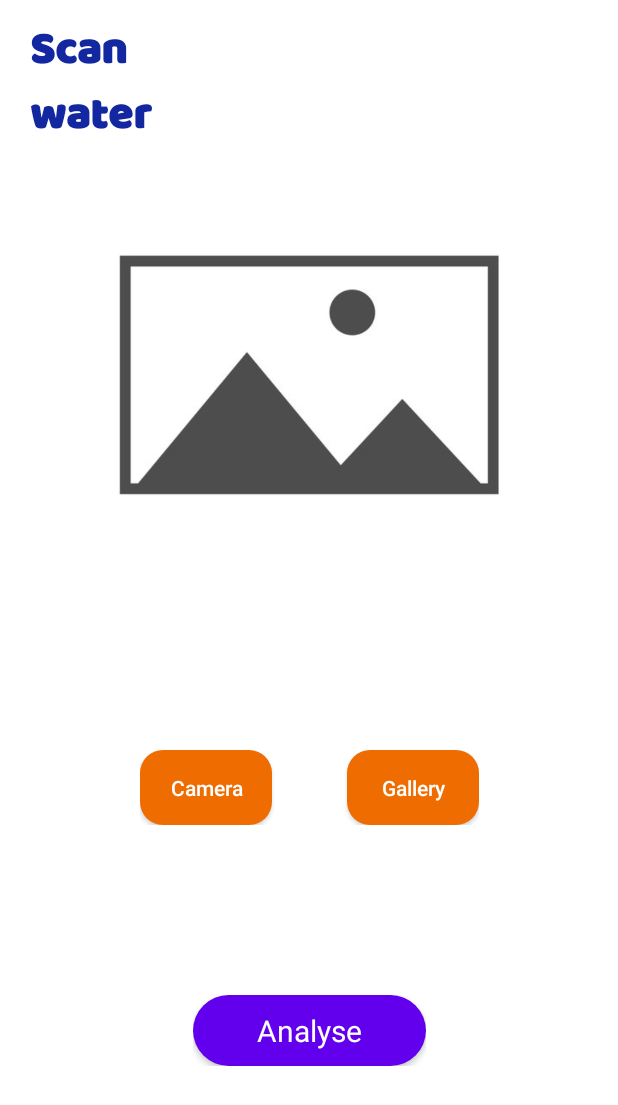
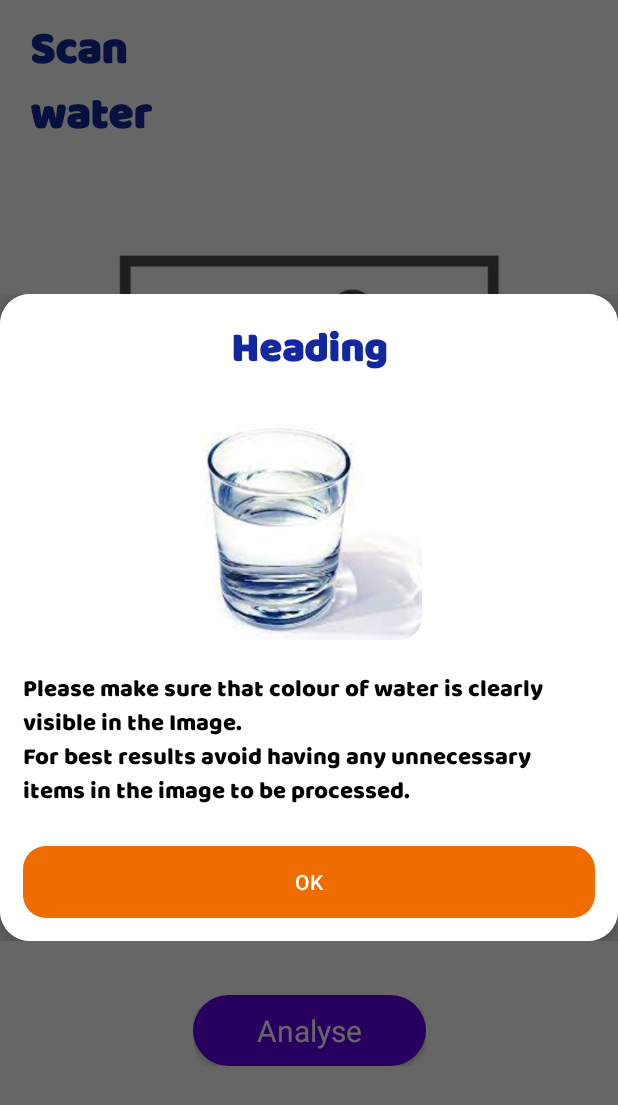
Before and after one commit to AnuragRanjan2003/Aqua-Pure, an Android app: the fragment ImageFragment placed in its activity, on a phone screen of 412 x 824 dp. Shown: the top 1105 px of the screen. Run offline under Robolectric (Android 15) with nearby library versions, the phone set to English and light mode, and no system bars; our stand-ins replace CircleImageView, Firebase (no records; nobody signed in at launch, a user with empty details on screens opened directly); pictures from the network do not load; Roboto replaces fonts that are not available here; 4 statements that could not run were skipped.

Commit message:
Alert Dialog

```diff
--- a/app/src/main/java/com/example/waterquality/AnalysisFragment.kt
+++ b/app/src/main/java/com/example/waterquality/AnalysisFragment.kt
@@ -64,7 +64,8 @@ class AnalysisFragment : Fragment() {
                 target: Target<Drawable?>?,
                 isFirstResource: Boolean
             ): Boolean {
-                TODO("Not yet implemented")
+                Glide.with(this@AnalysisFragment).load(R.drawable.img_place_holder).into(binding.image)
+                return false
             }
 
             override fun onResourceReady(
--- a/app/src/main/java/com/example/waterquality/ImageFragment.kt
+++ b/app/src/main/java/com/example/waterquality/ImageFragment.kt
@@ -1,8 +1,11 @@
 package com.example.waterquality
 
 import android.app.Activity
+import android.app.AlertDialog
 import android.content.Intent
 import android.graphics.BitmapFactory
+import android.graphics.Color
+import android.graphics.drawable.ColorDrawable
 import android.net.Uri
 import android.os.Build
 import android.os.Bundle
@@ -15,6 +18,7 @@ import android.view.ViewGroup
 import android.webkit.MimeTypeMap
 import androidx.annotation.RequiresApi
 import androidx.appcompat.app.AppCompatActivity
+import androidx.appcompat.widget.AppCompatButton
 import androidx.core.content.FileProvider
 import androidx.core.net.toUri
 import androidx.fragment.app.Fragment
@@ -55,6 +59,7 @@ class ImageFragment : Fragment() {
     private lateinit var communicator: Communicator
     private var uri: Uri? = null
     private lateinit var pbtn: View
+    private lateinit var dialog: AlertDialog
 
 
     override fun onCreate(savedInstanceState: Bundle?) {
@@ -75,7 +80,13 @@ class ImageFragment : Fragment() {
         communicator = activity as Communicator
 
         pbtn = binding.root.findViewById(R.id.analyze_btn)
+        makeDialog()
 
+        dialog.show()
+
+        dialog.findViewById<AppCompatButton>(R.id.ad_ok).setOnClickListener {
+            dialog.dismiss()
+        }
         viewModel = ViewModelProvider(this)[AnalysisFragmentViewModel::class.java]
         binding.cameraBtn.setOnClickListener {
             val intent = Intent(MediaStore.ACTION_IMAGE_CAPTURE)
@@ -105,7 +116,8 @@ class ImageFragment : Fragment() {
 
 
         pbtn.setOnClickListener {
-            val progressBtn = ProgressButton((activity as AppCompatActivity).applicationContext,pbtn, "Analyse")
+            val progressBtn =
+                ProgressButton((activity as AppCompatActivity).applicationContext, pbtn, "Analyse")
             progressBtn.activateButton()
             if (uri == null) {
                 snackBar("No Image")
@@ -121,7 +133,8 @@ class ImageFragment : Fragment() {
                         communicator.passUri(it.toString())
                     }.addOnFailureListener {
                         progressBtn.deactivateButton()
-                        d("Error", it.message.toString()) }
+                        d("Error", it.message.toString())
+                    }
                 }
                     .addOnFailureListener {
                         progressBtn.deactivateButton()
@@ -189,4 +202,14 @@ class ImageFragment : Fragment() {
         val formater = DateTimeFormatter.ofPattern("yyyy-MM-dd HH:mm")
         return LocalDateTime.now().format(formater)
     }
+
+    private fun makeDialog() {
+        val view = LayoutInflater.from((activity as AppCompatActivity))
+            .inflate(R.layout.image_alert_dialog, null)
+        dialog = AlertDialog.Builder((activity as AppCompatActivity)).setView(view).create()
+        dialog.window?.attributes?.windowAnimations = R.style.fadeAnim
+        dialog.window?.setBackgroundDrawable(ColorDrawable(Color.TRANSPARENT))
+        dialog.setCancelable(false)
+
+    }
 }
--- a/app/src/main/java/viewModels/AnalysisFragmentViewModel.kt
+++ b/app/src/main/java/viewModels/AnalysisFragmentViewModel.kt
@@ -1,6 +1,6 @@
 package viewModels
 
-import android.util.Log.d
+import android.util.Log.e
 import androidx.lifecycle.LiveData
 import androidx.lifecycle.MutableLiveData
 import androidx.lifecycle.ViewModel
@@ -30,11 +30,11 @@ class AnalysisFragmentViewModel : ViewModel() {
                     if (response.body() != null && response.body()?.status == "success") {
                         this@AnalysisFragmentViewModel.response.value = response.body()!!
                         processInfo(response.body()!!)
-                    }else return
+                    } else return
                 }
 
                 override fun onFailure(call: Call<Response?>, t: Throwable) {
-                    d("Api_error", t.message.toString())
+                    e("Api_error", t.message.toString())
                 }
             })
     }
@@ -50,11 +50,14 @@ class AnalysisFragmentViewModel : ViewModel() {
             255 - response.colors.dominant.g,
             255 - response.colors.dominant.b
         ).getHue()
+        e("dhue", dhue.toString())
+        e("chue", chue.toString())
         val dw = HuetoWL(dhue).computeWl()
         val cdw = HuetoWL(chue).computeWl()
-        processedInfo.value = processedInfo(dw ,cdw ,0.00 ,0.00)
+        processedInfo.value = processedInfo(dw, cdw, 0.00, 0.00)
     }
-    fun observeInfo():LiveData<processedInfo>{
+
+    fun observeInfo(): LiveData<processedInfo> {
         return processedInfo
     }
 
--- /dev/null
+++ b/app/src/main/res/layout/image_alert_dialog.xml
@@ -0,0 +1,79 @@
+<?xml version="1.0" encoding="utf-8"?>
+<androidx.constraintlayout.widget.ConstraintLayout xmlns:android="http://schemas.android.com/apk/res/android"
+    xmlns:app="http://schemas.android.com/apk/res-auto"
+    xmlns:tools="http://schemas.android.com/tools"
+    android:layout_width="match_parent"
+    android:layout_height="wrap_content">
+
+    <androidx.cardview.widget.CardView
+        android:layout_width="match_parent"
+        android:layout_height="match_parent"
+        app:cardCornerRadius="20dp"
+        app:cardElevation="10dp"
+        app:layout_constraintBottom_toBottomOf="parent"
+        app:layout_constraintEnd_toEndOf="parent"
+        app:layout_constraintStart_toStartOf="parent"
+        app:layout_constraintTop_toTopOf="parent">
+
+        <androidx.constraintlayout.widget.ConstraintLayout
+            android:layout_width="match_parent"
+            android:layout_height="match_parent"
+            android:background="@color/white"
+            android:padding="15dp">
+
+            <TextView
+                android:id="@+id/textView4"
+                android:layout_width="wrap_content"
+                android:layout_height="wrap_content"
+                android:fontFamily="@font/baloo_chettan"
+                android:text="Heading"
+                android:textColor="@color/primaryVariant"
+                android:textSize="27sp"
+                android:textStyle="bold"
+                app:layout_constraintEnd_toEndOf="parent"
+                app:layout_constraintStart_toStartOf="parent"
+                app:layout_constraintTop_toTopOf="parent" />
+
+            <com.google.android.material.imageview.ShapeableImageView
+                android:id="@+id/shapeableImageView"
+                android:layout_width="150dp"
+                android:layout_height="150dp"
+                android:layout_marginTop="25dp"
+                android:scaleType="centerCrop"
+                android:src="@drawable/glass_water"
+                app:layout_constraintEnd_toEndOf="parent"
+                app:layout_constraintStart_toStartOf="parent"
+                app:layout_constraintTop_toBottomOf="@+id/textView4"
+                app:shapeAppearance="@style/RoundCorner" />
+
+            <TextView
+                android:id="@+id/textView5"
+                android:layout_width="wrap_content"
+                android:layout_height="wrap_content"
+                android:layout_marginTop="20dp"
+                android:text="@string/alert_content"
+                android:textColor="@color/black"
+                android:fontFamily="@font/baloo_chettan"
+                android:textSize="16sp"
+                app:layout_constraintEnd_toEndOf="parent"
+                app:layout_constraintHorizontal_bias="0.498"
+                app:layout_constraintStart_toStartOf="parent"
+                app:layout_constraintTop_toBottomOf="@+id/shapeableImageView" />
+
+            <androidx.appcompat.widget.AppCompatButton
+                android:id="@+id/ad_ok"
+                android:layout_width="match_parent"
+                android:layout_height="wrap_content"
+                android:layout_marginTop="25dp"
+                android:background="@drawable/filled_button_coloured"
+                android:text="Ok"
+                android:textColor="@color/white"
+                app:layout_constraintBottom_toBottomOf="parent"
+                app:layout_constraintEnd_toEndOf="parent"
+                app:layout_constraintHorizontal_bias="0.5"
+                app:layout_constraintStart_toStartOf="parent"
+                app:layout_constraintTop_toBottomOf="@+id/textView5" />
+        </androidx.constraintlayout.widget.ConstraintLayout>
+    </androidx.cardview.widget.CardView>
+
+</androidx.constraintlayout.widget.ConstraintLayout>
--- a/app/src/main/res/values/strings.xml
+++ b/app/src/main/res/values/strings.xml
@@ -7,6 +7,7 @@
 
     <string name="hello_blank_fragment">Hello blank fragment</string>
     <string name="scan_heading" >Scan\nwater  </string>
+    <string name="alert_content" >Please make sure that colour of water is clearly visible in the Image.\nFor best results avoid having any unnecessary items in the image to be processed.</string>
     <!-- string array for analysis rec-->
 
 </resources>
--- a/app/src/main/res/values/themes.xml
+++ b/app/src/main/res/values/themes.xml
@@ -13,4 +13,12 @@
         <item name="android:statusBarColor" tools:targetApi="l">?attr/colorPrimaryVariant</item>
         <!-- Customize your theme here. -->
     </style>
+    <style name="RoundCorner" parent="">
+        <item name="cornerFamily">rounded</item>
+        <item name="cornerSize">15dp</item>
+    </style>
+    <style name="fadeAnim">
+        <item name="android:windowEnterAnimation">@android:anim/fade_in</item>
+        <item name="android:windowExitAnimation">@android:anim/fade_out</item>
+    </style>
 </resources>
```
Also changed, not shown: app/src/main/res/drawable/glass_water.jpg (added).
